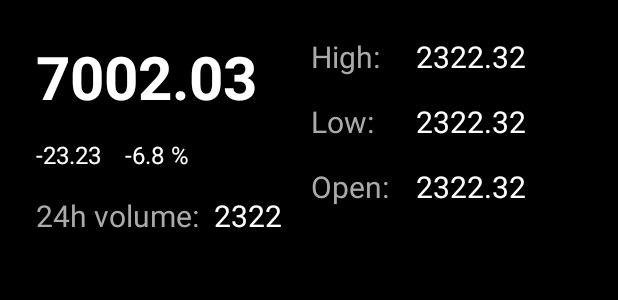
After one commit to lpelczar/P16_Udacity_CryptoTracker, an Android app: the layout activity_detail.xml on its own in the app's theme, with its tools: preview values and no code run, on a phone screen of 412 x 824 dp. The commit adds this screen. Shown: the top 300 px of the screen. Run offline under Robolectric (Android 15) with nearby library versions, the phone set to English and light mode, and no system bars.

Commit message:
Implement detail activity layout

```diff
--- /dev/null
+++ b/app/src/main/java/com/udacity/lukasz/stocktracker/DetailActivity.java
@@ -0,0 +1,4 @@
+package com.udacity.lukasz.stocktracker;
+
+public class DetailActivity {
+}
--- /dev/null
+++ b/app/src/main/res/layout/activity_detail.xml
@@ -0,0 +1,142 @@
+<?xml version="1.0" encoding="utf-8"?>
+<android.support.constraint.ConstraintLayout xmlns:android="http://schemas.android.com/apk/res/android"
+    xmlns:app="http://schemas.android.com/apk/res-auto"
+    xmlns:tools="http://schemas.android.com/tools"
+    android:layout_width="match_parent"
+    android:layout_height="match_parent"
+    android:background="@android:color/black">
+
+    <TextView
+        android:id="@+id/price_tv"
+        android:layout_width="wrap_content"
+        android:layout_height="wrap_content"
+        android:layout_marginStart="24dp"
+        android:layout_marginTop="24dp"
+        android:textColor="@android:color/white"
+        android:textSize="40sp"
+        android:textStyle="bold"
+        app:layout_constraintStart_toStartOf="parent"
+        app:layout_constraintTop_toTopOf="parent"
+        tools:text="7002.03" />
+
+    <TextView
+        android:id="@+id/high_label"
+        android:layout_width="0dp"
+        android:layout_height="wrap_content"
+        android:layout_marginStart="36dp"
+        android:layout_marginTop="24dp"
+        android:text="@string/high"
+        android:textColor="@android:color/darker_gray"
+        android:textSize="20sp"
+        app:layout_constraintStart_toEndOf="@+id/price_tv"
+        app:layout_constraintTop_toTopOf="parent" />
+
+    <TextView
+        android:id="@+id/low_label"
+        android:layout_width="0dp"
+        android:layout_height="wrap_content"
+        android:layout_marginStart="36dp"
+        android:layout_marginTop="16dp"
+        android:text="@string/low"
+        android:textColor="@android:color/darker_gray"
+        android:textSize="20sp"
+        app:layout_constraintStart_toEndOf="@+id/price_tv"
+        app:layout_constraintTop_toBottomOf="@+id/high_label" />
+
+    <TextView
+        android:id="@+id/open_label"
+        android:layout_width="0dp"
+        android:layout_height="wrap_content"
+        android:layout_marginStart="36dp"
+        android:layout_marginTop="16dp"
+        android:text="@string/open"
+        android:textColor="@android:color/darker_gray"
+        android:textSize="20sp"
+        app:layout_constraintStart_toEndOf="@+id/price_tv"
+        app:layout_constraintTop_toBottomOf="@id/low_label" />
+
+    <TextView
+        android:id="@+id/high_tv"
+        android:layout_width="0dp"
+        android:layout_height="wrap_content"
+        android:layout_marginStart="24dp"
+        android:layout_marginTop="24dp"
+        android:textColor="@android:color/white"
+        android:textSize="20sp"
+        tools:text="2322.32"
+        app:layout_constraintStart_toEndOf="@+id/high_label"
+        app:layout_constraintTop_toTopOf="parent" />
+
+    <TextView
+        android:id="@+id/low_tv"
+        android:layout_width="0dp"
+        android:layout_height="wrap_content"
+        android:layout_marginTop="16dp"
+        android:text="@string/high"
+        android:textColor="@android:color/white"
+        android:textSize="20sp"
+        app:layout_constraintStart_toStartOf="@+id/high_tv"
+        app:layout_constraintTop_toBottomOf="@+id/high_tv"
+        tools:text="2322.32" />
+
+    <TextView
+        android:id="@+id/open_tv"
+        android:layout_width="0dp"
+        android:layout_height="wrap_content"
+        android:layout_marginTop="16dp"
+        android:text="@string/high"
+        android:textColor="@android:color/white"
+        android:textSize="20sp"
+        app:layout_constraintStart_toStartOf="@+id/high_tv"
+        app:layout_constraintTop_toBottomOf="@+id/low_tv"
+        tools:text="2322.32" />
+
+    <TextView
+        android:id="@+id/change24_tv"
+        android:layout_width="wrap_content"
+        android:layout_height="wrap_content"
+        android:layout_marginStart="24dp"
+        android:layout_marginTop="14dp"
+        android:textColor="@android:color/white"
+        android:textSize="16sp"
+        app:layout_constraintStart_toStartOf="parent"
+        app:layout_constraintTop_toBottomOf="@+id/price_tv"
+        tools:text="-23.23" />
+
+    <TextView
+        android:id="@+id/change_percent_tv"
+        android:layout_width="wrap_content"
+        android:layout_height="wrap_content"
+        android:layout_marginStart="16dp"
+        android:layout_marginTop="14dp"
+        android:textColor="@android:color/white"
+        android:textSize="16sp"
+        app:layout_constraintStart_toEndOf="@+id/change24_tv"
+        app:layout_constraintTop_toBottomOf="@+id/price_tv"
+        tools:text="-6.8 %" />
+
+    <TextView
+        android:id="@+id/volume_24h_label"
+        android:layout_width="wrap_content"
+        android:layout_height="wrap_content"
+        android:layout_marginStart="24dp"
+        android:layout_marginTop="16dp"
+        android:text="@string/_24h_volume"
+        android:textColor="@android:color/darker_gray"
+        android:textSize="20sp"
+        app:layout_constraintStart_toStartOf="parent"
+        app:layout_constraintTop_toBottomOf="@+id/change_percent_tv" />
+
+    <TextView
+        android:id="@+id/volume_24h_tv"
+        android:layout_width="0dp"
+        android:layout_height="wrap_content"
+        android:layout_marginStart="10dp"
+        android:text="@string/high"
+        android:textColor="@android:color/white"
+        android:textSize="20sp"
+        app:layout_constraintStart_toEndOf="@+id/volume_24h_label"
+        app:layout_constraintTop_toTopOf="@+id/volume_24h_label"
+        tools:text="2322" />
+
+</android.support.constraint.ConstraintLayout>
--- a/app/src/main/res/values/strings.xml
+++ b/app/src/main/res/values/strings.xml
@@ -1,4 +1,8 @@
 <resources>
     <string name="app_name">Stock Tracker</string>
     <string name="follow_stock">Follow stock</string>
+    <string name="high">High:</string>
+    <string name="low">Low:</string>
+    <string name="open">Open:</string>
+    <string name="_24h_volume">24h volume:</string>
 </resources>
```
